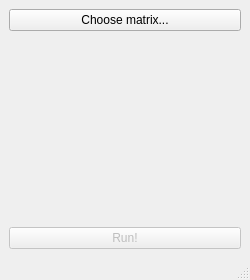
This is QTInterface/mainwindow.ui in gabrielecanesi/iterative-solver as Qt 5 draws it before an edit. The edited form follows.
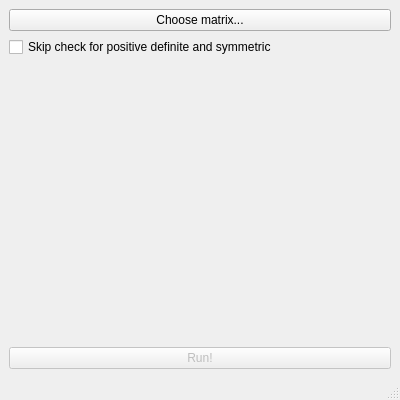
This is the edited form.

Commit message: Added option for skipping matrices checks

```diff
--- a/QTInterface/mainwindow.ui
+++ b/QTInterface/mainwindow.ui
@@ -9,8 +9,8 @@
    <rect>
     <x>0</x>
     <y>0</y>
-    <width>250</width>
-    <height>280</height>
+    <width>400</width>
+    <height>400</height>
    </rect>
   </property>
   <property name="sizePolicy">
@@ -21,14 +21,14 @@
   </property>
   <property name="minimumSize">
    <size>
-    <width>250</width>
-    <height>280</height>
+    <width>400</width>
+    <height>400</height>
    </size>
   </property>
   <property name="maximumSize">
    <size>
-    <width>250</width>
-    <height>280</height>
+    <width>400</width>
+    <height>400</height>
    </size>
   </property>
   <property name="windowTitle">
@@ -36,6 +36,19 @@
   </property>
   <widget class="QWidget" name="centralwidget">
    <layout class="QGridLayout" name="gridLayout">
+    <item row="5" column="3">
+     <spacer name="verticalSpacer_2">
+      <property name="orientation">
+       <enum>Qt::Vertical</enum>
+      </property>
+      <property name="sizeHint" stdset="0">
+       <size>
+        <width>20</width>
+        <height>40</height>
+       </size>
+      </property>
+     </spacer>
+    </item>
     <item row="1" column="3">
      <widget class="QPushButton" name="buttonLoad">
       <property name="text">
@@ -43,17 +56,7 @@
       </property>
      </widget>
     </item>
-    <item row="5" column="3">
-     <widget class="QPushButton" name="buttonRun">
-      <property name="enabled">
-       <bool>false</bool>
-      </property>
-      <property name="text">
-       <string>Run!</string>
-      </property>
-     </widget>
-    </item>
-    <item row="3" column="3" alignment="Qt::AlignHCenter|Qt::AlignVCenter">
+    <item row="4" column="3" alignment="Qt::AlignHCenter|Qt::AlignVCenter">
      <widget class="QLabel" name="labelLoading">
       <property name="sizePolicy">
        <sizepolicy hsizetype="Expanding" vsizetype="Expanding">
@@ -66,7 +69,17 @@
       </property>
      </widget>
     </item>
-    <item row="2" column="3">
+    <item row="6" column="3">
+     <widget class="QPushButton" name="buttonRun">
+      <property name="enabled">
+       <bool>false</bool>
+      </property>
+      <property name="text">
+       <string>Run!</string>
+      </property>
+     </widget>
+    </item>
+    <item row="3" column="3">
      <spacer name="verticalSpacer">
       <property name="orientation">
        <enum>Qt::Vertical</enum>
@@ -79,18 +92,12 @@
       </property>
      </spacer>
     </item>
-    <item row="4" column="3">
-     <spacer name="verticalSpacer_2">
-      <property name="orientation">
-       <enum>Qt::Vertical</enum>
+    <item row="2" column="3">
+     <widget class="QCheckBox" name="checkBox">
+      <property name="text">
+       <string>Skip check for positive definite and symmetric</string>
       </property>
-      <property name="sizeHint" stdset="0">
-       <size>
-        <width>20</width>
-        <height>40</height>
-       </size>
-      </property>
-     </spacer>
+     </widget>
     </item>
    </layout>
   </widget>
```
Left out of the diff: 2 changed lines with no effect on the pictures. The commit also changes 10 other files.
